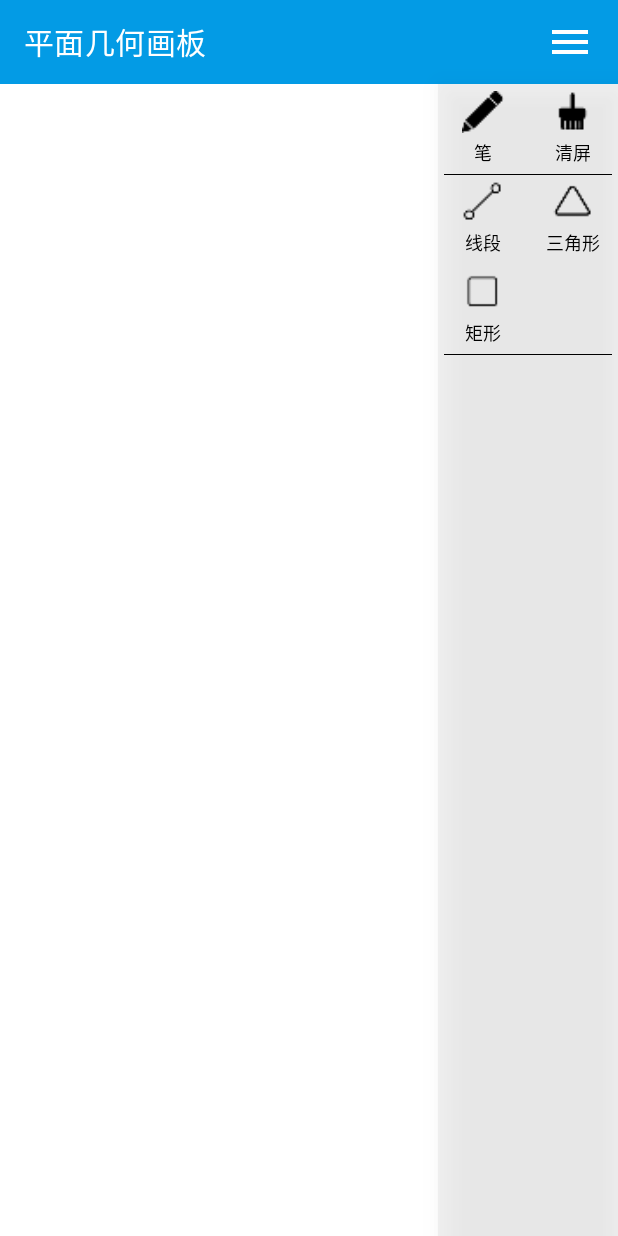
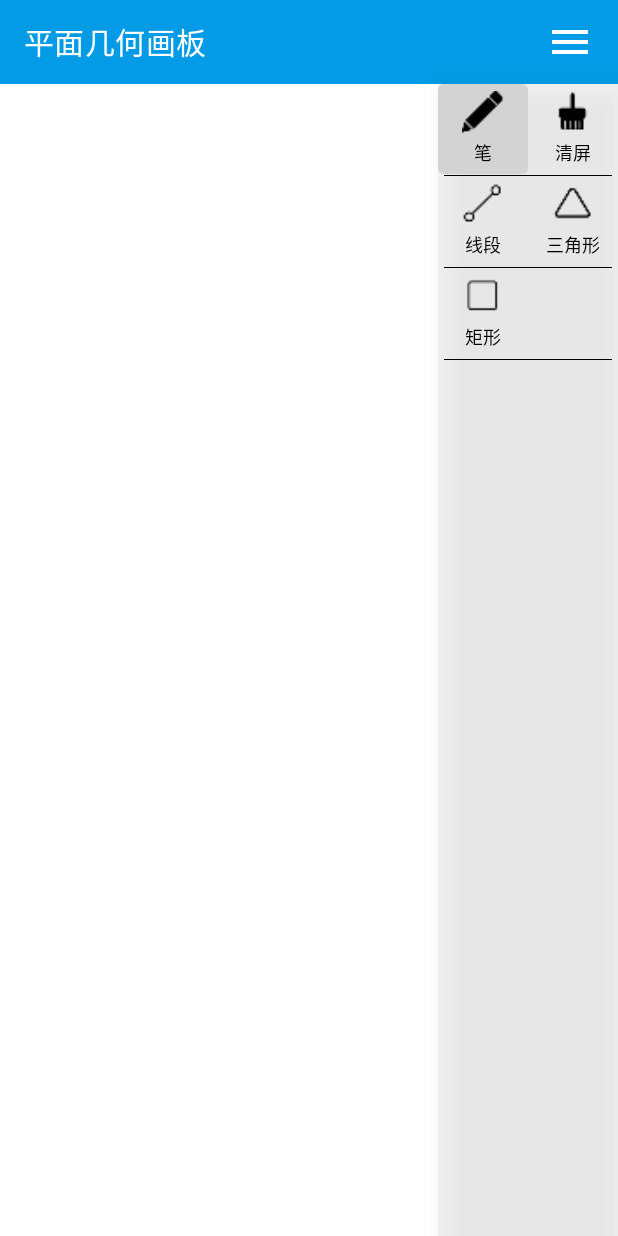
Before and after one commit to quincytann/PlaneGeometrySketchpad, an Android app: the screen it shows after launch (MainActivity), with the side drawer open, on a phone screen of 412 x 824 dp. Run offline under Robolectric (Android 15) with nearby library versions, the phone set to English and light mode, and no system bars.

Commit message:
增加菜单栏item点击后的回调事件

```diff
--- a/app/src/main/java/com/example/planegeometry/MainActivity.kt
+++ b/app/src/main/java/com/example/planegeometry/MainActivity.kt
@@ -6,6 +6,11 @@ import android.view.View
 import androidx.appcompat.app.AppCompatActivity
 import androidx.core.view.GravityCompat
 import com.example.planegeometry.utils.ProxyClickListener
+import com.example.planegeometry.views.MenuView.Companion.CLEAR
+import com.example.planegeometry.views.MenuView.Companion.PEN
+import com.example.planegeometry.views.MenuView.Companion.RECTANGULAR
+import com.example.planegeometry.views.MenuView.Companion.SEGMENT
+import com.example.planegeometry.views.MenuView.Companion.TRIANGLE
 import kotlinx.android.synthetic.main.draw_layout.*
 
 
@@ -51,5 +56,27 @@ class MainActivity : AppCompatActivity() {
             drawer_layout.openDrawer(GravityCompat.END)
         })
 
+        // 添加侧边点击选项后的回调
+        val clickListener = mutableListOf<() -> Unit>().apply {
+            add {
+                board_view.setPaintMode(PEN)
+            }
+            add {
+                board_view.apply {
+                    setPaintMode(CLEAR)
+                    clearDraw()
+                }
+            }
+            add {
+                board_view.setPaintMode(SEGMENT)
+            }
+            add {
+                board_view.setPaintMode(TRIANGLE)
+            }
+            add {
+                board_view.setPaintMode(RECTANGULAR)
+            }
+        }
+        menu_page.setClickItemCallBack(clickListener)
     }
 }
--- a/app/src/main/java/com/example/planegeometry/views/BoardView.kt
+++ b/app/src/main/java/com/example/planegeometry/views/BoardView.kt
@@ -14,6 +14,7 @@ class BoardView(context: Context?, attrs: AttributeSet?) : View(context, attrs)
 
     //画笔
     var paint: Paint? = null
+    private var paintMode: Int = 0
 
     //之前的坐标
     private var preX = 0f
@@ -68,15 +69,22 @@ class BoardView(context: Context?, attrs: AttributeSet?) : View(context, attrs)
     override fun onDraw(canvas: Canvas) {
         CLog.d(TAG, "onDraw")
         super.onDraw(canvas)
-        val bmpPaint = Paint()
-        canvas.drawBitmap(bitmap!!, 0f, 0f, bmpPaint)
+        //val bmpPaint = Paint()
+        //canvas.drawBitmap(bitmap!!, 0f, 0f, bmpPaint)
         canvas.drawPath(path!!, paint!!)
+    }
+
+    fun setPaintMode(mode: Int) {
+        paintMode = mode
+    }
+
+    fun clearDraw() {
+        path!!.reset()
+        //canvas!!.drawColor(Color.TRANSPARENT, PorterDuff.Mode.CLEAR);
+        invalidate()
     }
 
     companion object {
         const val TAG = "BoardView"
-//        //默认画布大小
-//        var VIEW_WIDTH = 500
-//        var VIEW_HEIGHT = 600
     }
 }
--- a/app/src/main/java/com/example/planegeometry/views/MenuView.kt
+++ b/app/src/main/java/com/example/planegeometry/views/MenuView.kt
@@ -4,20 +4,64 @@ import android.content.Context
 import android.util.AttributeSet
 import android.view.LayoutInflater
 import android.view.MotionEvent
+import android.view.View
+import android.view.ViewGroup
 import android.widget.LinearLayout
 import com.example.planegeometry.R
 import com.example.planegeometry.utils.MyApplication
+import com.example.planegeometry.utils.ProxyClickListener
+import kotlinx.android.synthetic.main.menu_view_layout.view.*
 
 class MenuView @JvmOverloads constructor(
         context: Context, attrs: AttributeSet? = null, defStyleAttr: Int = 0
 ) : LinearLayout(context, attrs, defStyleAttr) {
 
+    private val mItemsView = mutableListOf<ViewGroup>()
+
     init {
-        LayoutInflater.from(MyApplication.context).inflate(R.layout.menu_view_layout, this, true)
+        val view = LayoutInflater.from(MyApplication.context).inflate(R.layout.menu_view_layout, this, true)
+        mItemsView.apply {
+            add(view.findViewById(R.id.item_pen))
+            add(view.findViewById(R.id.item_clear))
+            add(view.findViewById(R.id.item_segment))
+            add(view.findViewById(R.id.item_triangle))
+            add(view.findViewById(R.id.item_rectangular))
+        }
     }
 
     override fun onTouchEvent(event: MotionEvent?): Boolean {
         return true
     }
 
+    fun setClickItemCallBack(clickListeners: List<() -> Unit>) {
+        for (id in 0 until mItemsView.size) {
+            clickListeners.getOrNull(id)?.let { callback ->
+                mItemsView.getOrNull(id)?.let {
+                    it.setOnClickListener(ProxyClickListener{
+                        callback.invoke()
+                        updateSelectedStatus(id)
+                    })
+                }
+            }
+        }
+    }
+
+    private fun updateSelectedStatus(selectedId: Int) {
+        for (id in 0 until mItemsView.size) {
+            if (id == selectedId) {
+                mItemsView[id].setBackgroundResource(R.drawable.menu_items_selected_bg)
+            } else {
+                mItemsView[id].setBackgroundResource(0)
+            }
+        }
+    }
+
+    companion object {
+        const val PEN = 0
+        const val CLEAR = 1
+        const val SEGMENT = 2
+        const val TRIANGLE = 3
+        const val RECTANGULAR = 4
+    }
+
 }
--- /dev/null
+++ b/app/src/main/res/drawable/menu_items_selected_bg.xml
@@ -0,0 +1,5 @@
+<?xml version="1.0" encoding="utf-8"?>
+<shape xmlns:android="http://schemas.android.com/apk/res/android">
+    <corners android:radius="4dp"/>
+    <solid android:color="@color/light_gray"/>
+</shape>
--- a/app/src/main/res/layout/menu_view_layout.xml
+++ b/app/src/main/res/layout/menu_view_layout.xml
@@ -13,7 +13,8 @@
             app:layout_constraintLeft_toLeftOf="parent"
             app:layout_constraintTop_toTopOf="parent"
             android:orientation="vertical"
-            android:gravity="center">
+            android:gravity="center"
+            android:background="@drawable/menu_items_selected_bg">
             <ImageView
                 android:layout_width="28dp"
                 android:layout_height="28dp"
@@ -49,9 +50,12 @@
         </LinearLayout>
 
         <View
+            android:id="@+id/line1"
             app:layout_constraintTop_toBottomOf="@id/item_pen"
             android:layout_width="match_parent"
             android:layout_height="0.5dp"
+            android:layout_marginTop="0.5dp"
+            android:layout_marginBottom="0.5dp"
             android:layout_marginStart="4dp"
             android:layout_marginEnd="4dp"
             android:background="@color/black"/>
@@ -60,7 +64,7 @@
             android:id="@+id/item_segment"
             android:layout_width="60dp"
             android:layout_height="60dp"
-            app:layout_constraintTop_toBottomOf="@id/item_pen"
+            app:layout_constraintTop_toBottomOf="@id/line1"
             app:layout_constraintLeft_toLeftOf="parent"
             android:orientation="vertical"
             android:gravity="center">
@@ -81,7 +85,7 @@
             android:id="@+id/item_triangle"
             android:layout_width="60dp"
             android:layout_height="60dp"
-            app:layout_constraintTop_toBottomOf="@id/item_clear"
+            app:layout_constraintTop_toBottomOf="@id/line1"
             app:layout_constraintLeft_toRightOf="@id/item_segment"
             android:orientation="vertical"
             android:gravity="center">
@@ -98,11 +102,22 @@
                 android:textSize="12sp"/>
         </LinearLayout>
 
+        <View
+            android:id="@+id/line2"
+            app:layout_constraintTop_toBottomOf="@id/item_segment"
+            android:layout_width="match_parent"
+            android:layout_height="0.5dp"
+            android:layout_marginTop="0.5dp"
+            android:layout_marginBottom="0.5dp"
+            android:layout_marginStart="4dp"
+            android:layout_marginEnd="4dp"
+            android:background="@color/black"/>
+
         <LinearLayout
             android:id="@+id/item_rectangular"
             android:layout_width="60dp"
             android:layout_height="60dp"
-            app:layout_constraintTop_toBottomOf="@id/item_segment"
+            app:layout_constraintTop_toBottomOf="@id/line2"
             app:layout_constraintLeft_toLeftOf="parent"
             android:orientation="vertical"
             android:gravity="center">
@@ -120,9 +135,12 @@
         </LinearLayout>
 
         <View
+            android:id="@+id/line3"
             app:layout_constraintTop_toBottomOf="@id/item_rectangular"
             android:layout_width="match_parent"
             android:layout_height="0.5dp"
+            android:layout_marginTop="0.5dp"
+            android:layout_marginBottom="0.5dp"
             android:layout_marginStart="4dp"
             android:layout_marginEnd="4dp"
             android:background="@color/black"/>
```
Also changed, not shown: app/src/main/java/com/example/planegeometry/views/Sketchpad.kt (+0 -17 lines).
